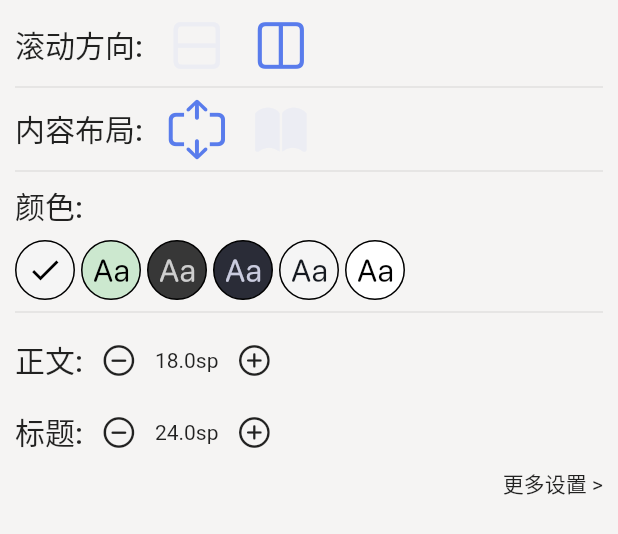
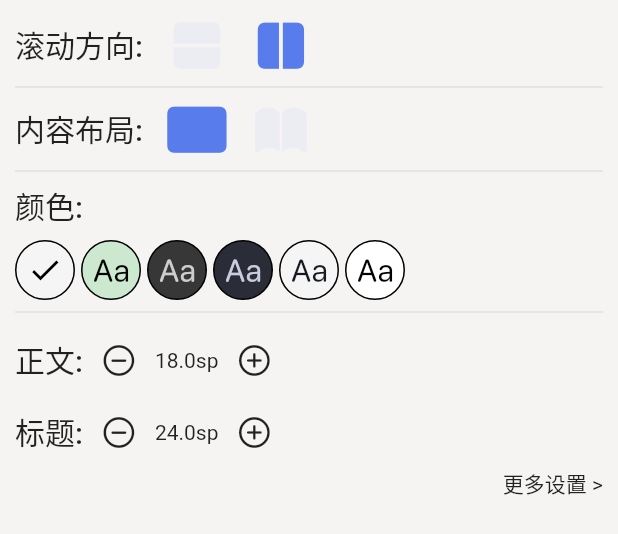
Before and after one commit to huage2580/yuedu_hd, a Flutter app: the StyleMenu widget shown alone on an empty page, opened directly, on a phone screen of 412 x 824 dp. Shown: the top 534 px of the screen. Run offline on Flutter 3.47's test engine with Material 2 defaults, Android fonts, the phone set to English and light mode, and no system bars; our stand-ins replace bot_toast, dio, flutter_colorpicker, isolate, sqflite, sqflite_common_ffi and 1 more; missing offline and left inert: draggable_scrollbar, fast_gbk, worker_manager, yuedu_parser; accounts and stored records are empty.

Commit message:
ios bug fix

```diff
--- a/lib/ui/bookshelf/page_add_book.dart
+++ b/lib/ui/bookshelf/page_add_book.dart
@@ -321,7 +321,7 @@ class _PageAddBookState extends State<PageAddBook>{
     }
     _canPostUpdateUI = false;
     _searchResultList.sort((a,b){return b.sourceCount.compareTo(a.sourceCount);});
-    Future.delayed(Duration(milliseconds: 1000),(){
+    Future.delayed(Duration(milliseconds: 500),(){
       setState(() {
 
       });
--- a/lib/ui/bookshelf/widget_book_detail.dart
+++ b/lib/ui/bookshelf/widget_book_detail.dart
@@ -302,14 +302,14 @@ class BookDetailState extends State<BookDetailWidget> {
   }
 
   void _showSelectSource(context) async{
-    var result = await showDialog(context:context,child: Dialog(child: WidgetSelectSource(widget.bookId),));
+    var result = await showDialog(context:context,builder: (ctx)=>Dialog(child: WidgetSelectSource(widget.bookId)));
     if(result != null){
       _fetchDetail(widget.bookId);
     }
   }
 
   void _showChapters(BuildContext context)async{
-    var result = await showDialog(context:context,child: Dialog(child: ChaptersWidget(widget.bookId,(bean){
+    var result = await showDialog(context:context,builder: (ctx)=>Dialog(child: ChaptersWidget(widget.bookId,(bean){
 
     }),));
     if(result!=null){
--- a/lib/ui/reading/StyleMenuWidget.dart
+++ b/lib/ui/reading/StyleMenuWidget.dart
@@ -49,12 +49,12 @@ class _StyleMenuState extends State<StyleMenu> {
                 children: [
                   Text('滚动方向:',style: theme.textTheme.headline6,),
                   HSpace(16),
-                  GestureDetector(child: Icon(CupertinoIcons.square_split_1x2,size: 40,color: isVerticalScroll?theme.primaryColor:theme.canvasColor,),onTap: (){
+                  GestureDetector(child: Icon(CupertinoIcons.square_split_1x2_fill,size: 40,color: isVerticalScroll?theme.primaryColor:theme.canvasColor,),onTap: (){
                     config.isVertical = 1;
                     _notifyStyleChanged();
                   },),
                   HSpace(16),
-                  GestureDetector(child: Icon(CupertinoIcons.square_split_2x1,size: 40,color: !isVerticalScroll?theme.primaryColor:theme.canvasColor,),onTap: (){
+                  GestureDetector(child: Icon(CupertinoIcons.square_split_2x1_fill,size: 40,color: !isVerticalScroll?theme.primaryColor:theme.canvasColor,),onTap: (){
                     config.isVertical = 0;
                     _notifyStyleChanged();
                   },),
@@ -66,7 +66,7 @@ class _StyleMenuState extends State<StyleMenu> {
                 children: [
                   Text('内容布局:',style: theme.textTheme.headline6,),
                   HSpace(16),
-                  GestureDetector(child: Icon(isIOS?CupertinoIcons.rectangle_fill:CupertinoIcons.rectangle_expand_vertical,size: 40,color: !isTwoPage?theme.primaryColor:theme.canvasColor,),onTap: (){
+                  GestureDetector(child: Icon(CupertinoIcons.rectangle_fill,size: 40,color: !isTwoPage?theme.primaryColor:theme.canvasColor,),onTap: (){
                     config.isSinglePage = 1;
                     _notifyStyleChanged();
                   },),
--- a/lib/ui/reading/page_reading.dart
+++ b/lib/ui/reading/page_reading.dart
@@ -356,7 +356,7 @@ class _PageReadingState extends State<PageReading> {
   void _showSourceSelectDialog(BuildContext context) async {
     var result = await showDialog(
         context: context,
-        child: Dialog(
+        builder: (ctx)=>Dialog(
           child: WidgetSelectSource(bookId),
         ));
     if (result != null) {
```
Also changed, not shown: lib/db/book_toc_helper.dart (+5 -4 lines), 1 other file.
